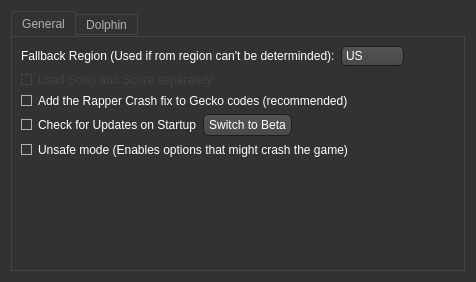
Above: Settings.ui from BenjaminHalko/WiiMusicEditorPlus before the change. Below: the same form after it.
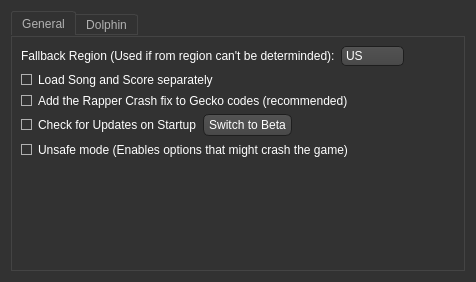
That is the form after the change. Icons and pictures are not drawn.

Diff of the .ui file:
```diff
--- a/Settings.ui
+++ b/Settings.ui
@@ -559,9 +559,6 @@
        </item>
        <item>
         <widget class="QCheckBox" name="SongScoreCheckbox">
-         <property name="enabled">
-          <bool>false</bool>
-         </property>
          <property name="text">
           <string>Load Song and Score separately</string>
          </property>
```
